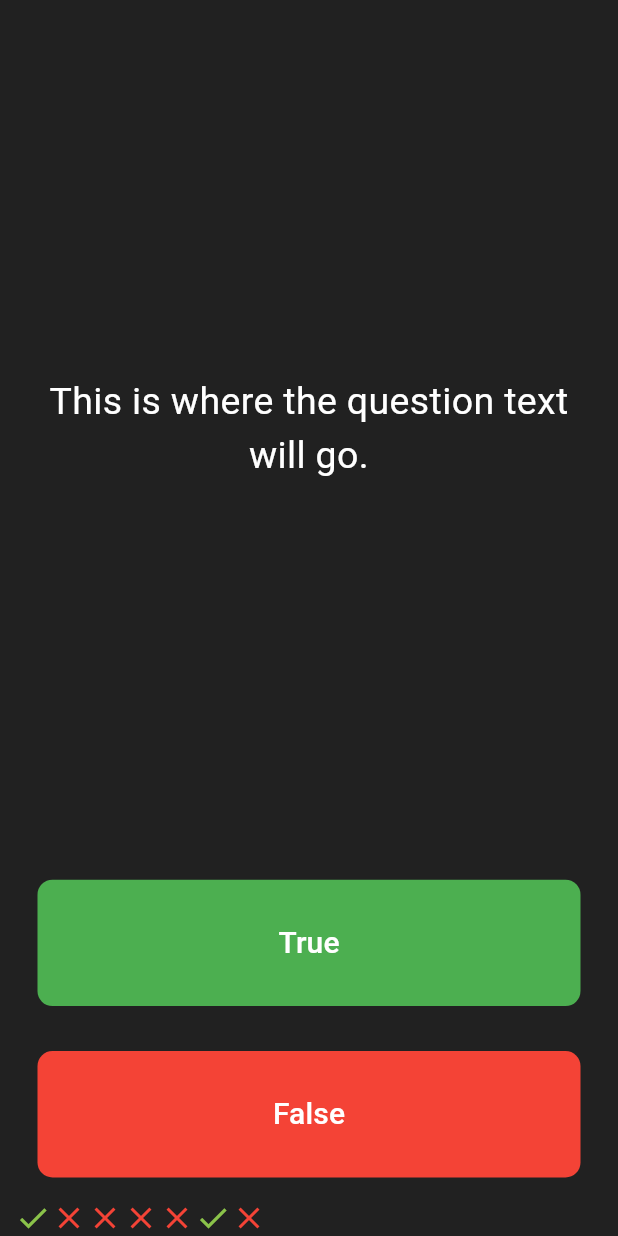
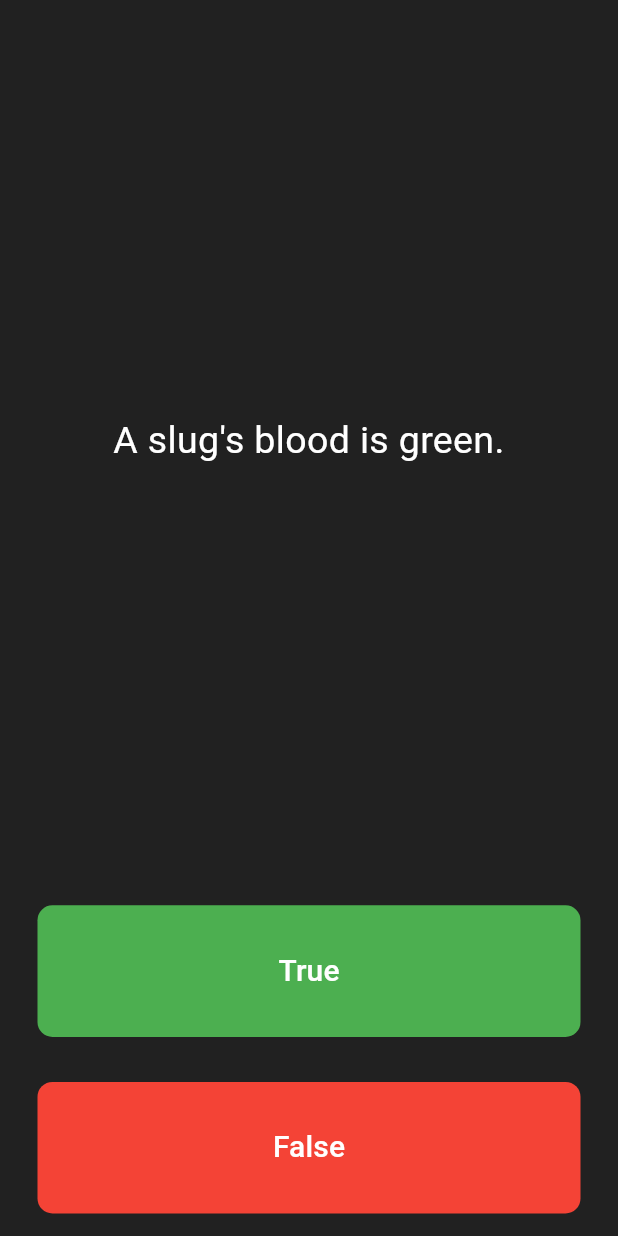
Before and after one commit to Jimcl6/Flutter_refresher, a Flutter app: the screen it shows after launch, after a tap on "True", after a tap on "False", on a phone screen of 412 x 824 dp. Run offline on Flutter 3.47's test engine with Material 3 defaults, Android fonts, the phone set to English and light mode, and no system bars; our stand-ins replace audioplayers, google_fonts.

Commit message:
commit changes made to quizzler_flutter

```diff
--- a/quizzler_flutter/lib/main.dart
+++ b/quizzler_flutter/lib/main.dart
@@ -2,11 +2,11 @@ import 'package:flutter/material.dart';
 import 'quiz_page.dart';
 
 void main() {
-  runApp(const MyApp());
+  runApp(const Quizzler());
 }
 
-class MyApp extends StatelessWidget {
-  const MyApp({super.key});
+class Quizzler extends StatelessWidget {
+  const Quizzler({super.key});
 
   @override
   Widget build(BuildContext context) {
--- a/quizzler_flutter/lib/quiz_page.dart
+++ b/quizzler_flutter/lib/quiz_page.dart
@@ -8,13 +8,17 @@ class QuizPage extends StatefulWidget {
 }
 
 class _QuizPageState extends State<QuizPage> {
-  List<Widget> scoreKeeper = [
-    Icon(Icons.check, color: Colors.lightGreen),
-    Icon(Icons.close_sharp, color: Colors.red),
-    Icon(Icons.close_sharp, color: Colors.red),
-    Icon(Icons.close_sharp, color: Colors.red),
-    Icon(Icons.close_sharp, color: Colors.red),
+  List<Icon> scoreKeeper = [];
+
+  List<String> questions = [
+    'You can lead a cow down stairs but not up stairs.',
+    'Approximately one quarter of human bones are in the feet.',
+    'A slug\'s blood is green.',
   ];
+
+  List<bool> answers = [false, true, true];
+
+  int currentQuestionIndex = 0;
 
   @override
   Widget build(BuildContext context) {
@@ -28,7 +32,7 @@ class _QuizPageState extends State<QuizPage> {
             padding: EdgeInsets.all(10.0),
             child: Center(
               child: Text(
-                'This is where the question text will go.',
+                questions[currentQuestionIndex],
                 textAlign: TextAlign.center,
                 style: TextStyle(fontSize: 25.0, color: Colors.white),
               ),
@@ -52,8 +56,16 @@ class _QuizPageState extends State<QuizPage> {
               ),
               onPressed: () {
                 //The user picked true.
+                bool isCorrect = answers[currentQuestionIndex];
+                if (isCorrect == true) {
+                  // scoreKeeper.add(Icon(Icons.check, color: Colors.green));
+                  print('Correct!');
+                } else {
+                  // scoreKeeper.add(Icon(Icons.close, color: Colors.red));
+                  print('Incorrect!');
+                }
                 setState(() {
-                  scoreKeeper.add(Icon(Icons.check, color: Colors.lightGreen));
+                  currentQuestionIndex++;
                 });
               },
             ),
@@ -76,7 +88,8 @@ class _QuizPageState extends State<QuizPage> {
               onPressed: () {
                 //The user picked false.
                 setState(() {
-                  scoreKeeper.add(Icon(Icons.close_sharp, color: Colors.red));
+                  currentQuestionIndex++;
+                  print(currentQuestionIndex);
                 });
               },
             ),
@@ -87,3 +100,10 @@ class _QuizPageState extends State<QuizPage> {
     );
   }
 }
+
+
+/*
+question1: 'You can lead a cow down stairs but not up stairs.', false,
+question2: 'Approximately one quarter of human bones are in the feet.', true,
+question3: 'A slug\'s blood is green.', true,
+*/
```
